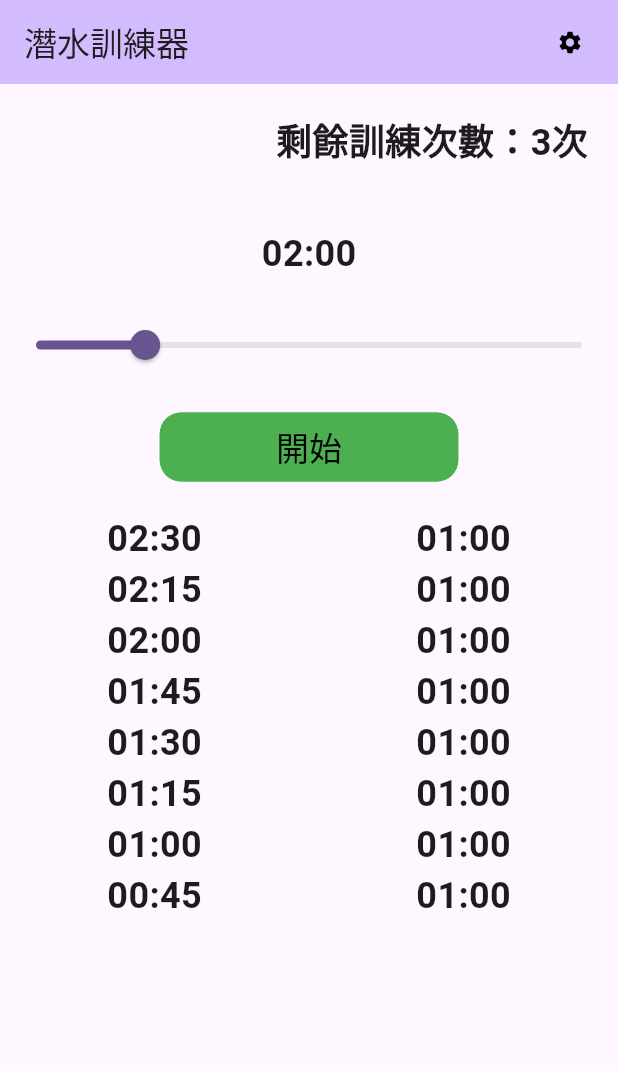
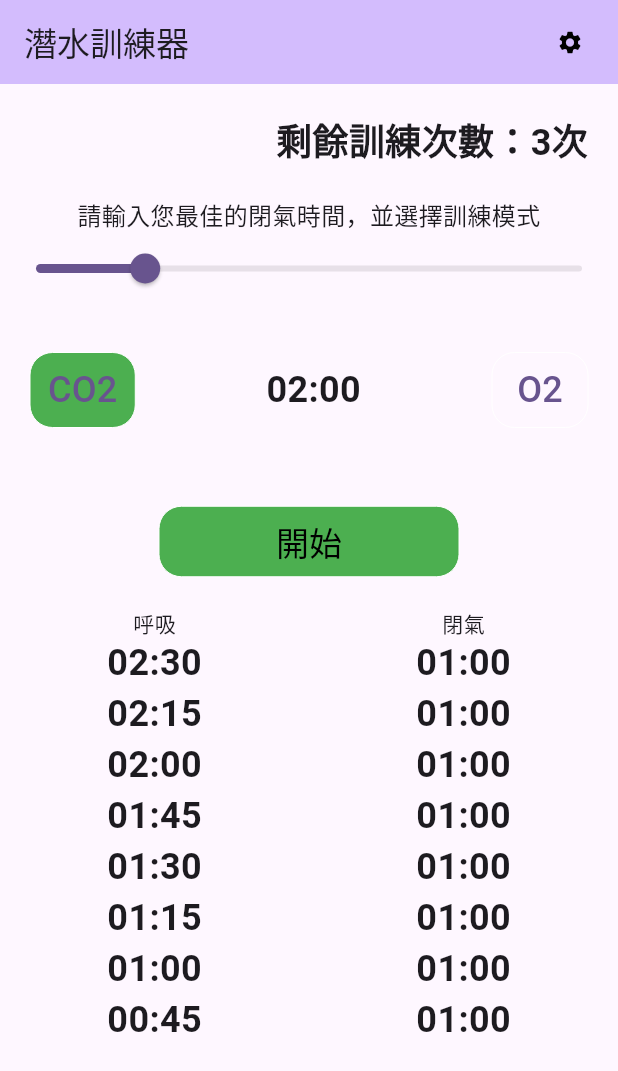
Before and after one commit to ehun9376/flutter_dive, a Flutter app: the screen it shows after launch, on a phone screen of 412 x 824 dp. Shown: the top 1071 px of the screen. Run offline on Flutter 3.47's test engine with Material 3 defaults, Android fonts, the phone set to English and light mode, and no system bars; our stand-ins replace in_app_purchase, shared_preferences; network calls fail.

Commit message:
新增 O2訓練

```diff
--- a/lib/pages/pratice_page.dart
+++ b/lib/pages/pratice_page.dart
@@ -10,6 +10,11 @@ import 'package:flutter_dj/simple_widget/simple_button.dart';
 import 'package:flutter_dj/simple_widget/simple_text.dart';
 import 'package:provider/provider.dart';
 
+enum PraticeType {
+  co2,
+  o2,
+}
+
 class PraticePageViewmodel extends ChangeNotifier {
   bool _isCounting = false;
   bool get isCounting => _isCounting;
@@ -21,12 +26,27 @@ class PraticePageViewmodel extends ChangeNotifier {
     notifyListeners();
   }
 
+  PraticeType _type = PraticeType.co2;
+  PraticeType get type => _type;
+  set type(newValue) {
+    _type = newValue;
+    maxTime = maxTime;
+    notifyListeners();
+  }
+
+  toggleType(PraticeType ttype) {
+    type = ttype;
+  }
+
   var second = 1;
 
   int _maxTime = 0;
   int get maxTime => _maxTime;
   set maxTime(newValue) {
     _maxTime = newValue;
+
+    switch (type) {
+      case PraticeType.co2:
         var breathTimeBaseline = 150;
         List<int> copyList = List.from(breathTimeList);
 
@@ -42,6 +62,54 @@ class PraticePageViewmodel extends ChangeNotifier {
           copyHoldList[i] = _maxTime ~/ 2;
         }
         _holdTimeList = copyHoldList;
+
+        break;
+      case PraticeType.o2:
+        var breathTimeBaseline = 120;
+        List<int> copyList = List.from(breathTimeList);
+
+        for (var i = 0; i < copyList.length; i++) {
+          copyList[i] = breathTimeBaseline;
+        }
+
+        _breathTimeList = copyList;
+
+        List<int> copyHoldList = List.from(_holdTimeList);
+
+        for (var i = 0; i < copyHoldList.length; i++) {
+          var tempTime = int.parse(_maxTime.toString());
+          switch (i) {
+            case 0:
+              double multipliedDouble = tempTime * 0.3;
+              copyHoldList[i] = multipliedDouble.toInt();
+            case 1:
+              double multipliedDouble = tempTime * 0.4;
+              copyHoldList[i] = multipliedDouble.toInt();
+            case 2:
+              double multipliedDouble = tempTime * 0.5;
+              copyHoldList[i] = multipliedDouble.toInt();
+            case 3:
+              double multipliedDouble = tempTime * 0.58;
+              copyHoldList[i] = multipliedDouble.toInt();
+            case 4:
+              double multipliedDouble = tempTime * 0.66;
+              copyHoldList[i] = multipliedDouble.toInt();
+            case 5:
+              double multipliedDouble = tempTime * 0.75;
+              copyHoldList[i] = multipliedDouble.toInt();
+            case 6:
+              double multipliedDouble = tempTime * 0.83;
+              copyHoldList[i] = multipliedDouble.toInt();
+            case 7:
+              double multipliedDouble = tempTime * 0.83;
+              copyHoldList[i] = multipliedDouble.toInt();
+              break;
+          }
+        }
+        _holdTimeList = copyHoldList;
+
+        break;
+    }
 
     notifyListeners();
   }
@@ -172,7 +240,46 @@ class _PraticePageState extends State<PraticePage> {
           ].row().padding();
         });
 
-    final slider = Selector<PraticePageViewmodel, int>(
+    final changeTypeMaxTimeRow = Selector<PraticePageViewmodel, PraticeType>(
+      selector: (p0, p1) => p1.type,
+      builder: (context, type, child) {
+        return Row(
+          mainAxisAlignment: MainAxisAlignment.center,
+          children: [
+            SimpleButton(
+              buttontitle: "CO2",
+              backgroundColor:
+                  type == PraticeType.co2 ? Colors.green : Colors.transparent,
+              cornerRadius: 15,
+              fontSize: 24,
+              buttonAction: () {
+                viewModel.toggleType(PraticeType.co2);
+              },
+            ),
+            maxTimeLabel.flexible(),
+            SimpleButton(
+              buttontitle: "O2",
+              backgroundColor:
+                  type == PraticeType.o2 ? Colors.green : Colors.transparent,
+              fontSize: 24,
+              cornerRadius: 15,
+              buttonAction: () {
+                viewModel.toggleType(PraticeType.o2);
+              },
+            ),
+          ],
+        ).padding();
+      },
+    );
+
+    final slider = Column(
+      children: [
+        const SimpleText(
+          text: "請輸入您最佳的閉氣時間，並選擇訓練模式",
+          align: TextAlign.center,
+          fontSize: 16,
+        ),
+        Selector<PraticePageViewmodel, int>(
             selector: (p0, p1) => p1.maxTime,
             builder: (context, maxTime, child) {
               return Slider(
@@ -183,7 +290,9 @@ class _PraticePageState extends State<PraticePage> {
                   viewModel.maxTime = newValue.toInt();
                 },
               );
-        });
+            }),
+      ],
+    );
 
     final breathColumn = Column(
       children: [
@@ -199,7 +308,7 @@ class _PraticePageState extends State<PraticePage> {
                       ))
                   .toList();
               return Column(
-                children: textList,
+                children: textList..insert(0, const SimpleText(text: "呼吸")),
               );
             }),
       ],
@@ -219,7 +328,7 @@ class _PraticePageState extends State<PraticePage> {
                       ))
                   .toList();
               return Column(
-                children: textList,
+                children: textList..insert(0, const SimpleText(text: "閉氣")),
               );
             }),
       ],
@@ -285,10 +394,10 @@ class _PraticePageState extends State<PraticePage> {
             body: Column(
               children: [
                 lostLifeLabel,
-                maxTimeLabel,
                 slider,
+                changeTypeMaxTimeRow,
                 startButton,
-                timeRow
+                timeRow,
               ],
             ).singleChildScrollView()); // replace this with your desired widget
       },
```
Lines whose indentation alone changed are shown as unchanged.
